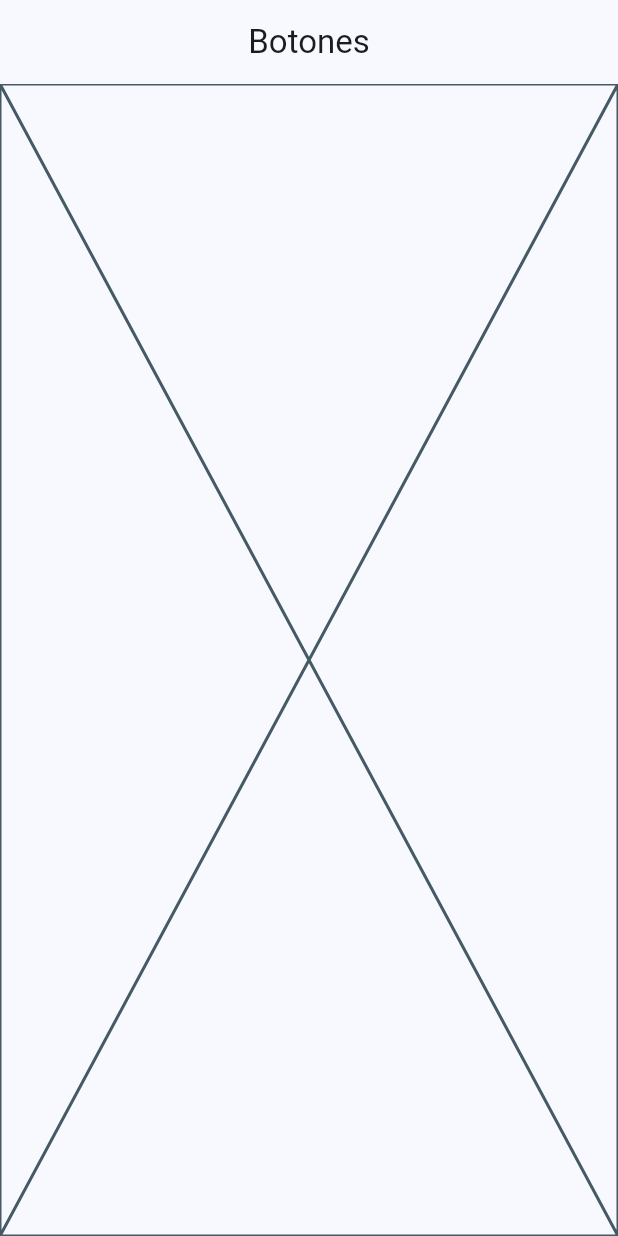
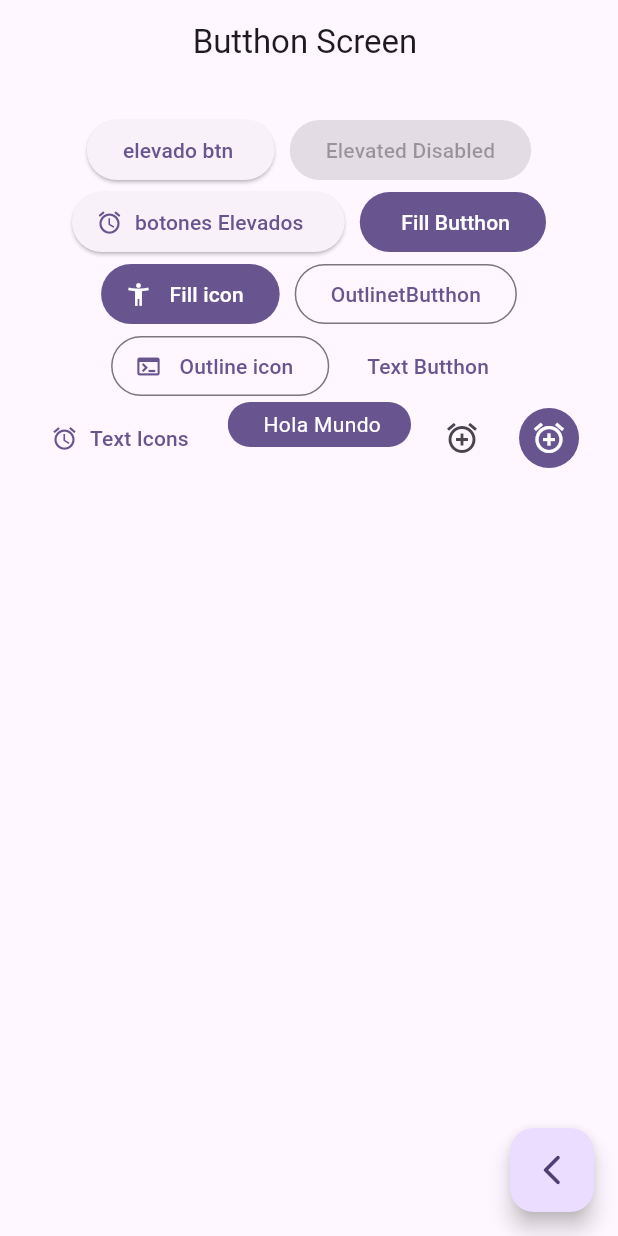
Before and after one commit to mendozabernillanilsen10/widgets_app, a Flutter app: the ButthonScreen screen opened by its route, on a phone screen of 412 x 824 dp. Run offline on Flutter 3.47's test engine with Material 3 defaults, Android fonts, the phone set to English and light mode, and no system bars; our stand-ins replace go_router.

Commit message:
butthon Terminado

```diff
--- a/widgets_app/lib/config/rauter/app_rauter.dart
+++ b/widgets_app/lib/config/rauter/app_rauter.dart
@@ -6,14 +6,17 @@ final AppRauter = GoRouter(
   routes: [
     GoRoute(
       path: '/',
+      name: HomeScren.name,
       builder: (context, state) => HomeScren(),
     ),
     GoRoute(
       path: '/buttons',
+      name: ButthonScreen.name,
       builder: (context, state) => ButthonScreen(),
     ),
     GoRoute(
       path: '/cards',
+      name: CardsScreen.name,
       builder: (context, state) => CardsScreen(),
     ),
   ],
--- a/widgets_app/lib/main.dart
+++ b/widgets_app/lib/main.dart
@@ -14,7 +14,7 @@ class MainApp extends StatelessWidget {
     return MaterialApp.router(
       routerConfig: AppRauter,
       debugShowCheckedModeBanner: false,
-      theme: AppTheme(SelectcColor: 0).getTheme(),
+      theme: AppTheme(SelectcColor: 4).getTheme(),
     );
   }
 }
--- a/widgets_app/lib/presentation/screens/buttons/buttons_screens.dart
+++ b/widgets_app/lib/presentation/screens/buttons/buttons_screens.dart
@@ -1,15 +1,104 @@
 import 'package:flutter/material.dart';
+import 'package:go_router/go_router.dart';
 
 class ButthonScreen extends StatelessWidget {
+  static const String name = 'ButthonScreen';
+
   const ButthonScreen({super.key});
 
   @override
   Widget build(BuildContext context) {
     return Scaffold(
       appBar: AppBar(
-        title: const Text(" Botones "),
+        title: const Text(" Butthon Screen  "),
       ),
-      body: Placeholder(),
+      body: _ButtonsView(),
+      floatingActionButton: FloatingActionButton(
+        child: Icon(Icons.arrow_back_ios_new_rounded),
+        onPressed: () {
+          context.pop();
+        },
+      ),
     );
   }
 }
+
+class _ButtonsView extends StatelessWidget {
+  const _ButtonsView();
+
+  @override
+  Widget build(BuildContext context) {
+    final colors = Theme.of(context).colorScheme;
+
+    return SizedBox(
+      width: double.infinity,
+      child: Padding(
+        padding: const EdgeInsets.symmetric(horizontal: 10, vertical: 20),
+        child: Wrap(
+          spacing: 10,
+          alignment: WrapAlignment.center,
+          children: [
+            ElevatedButton(onPressed: () {}, child: const Text('elevado btn ')),
+            const ElevatedButton(
+                onPressed: null, child: Text('Elevated Disabled')),
+            ElevatedButton.icon(
+                onPressed: () {},
+                icon: const Icon(Icons.access_alarm_rounded),
+                label: const Text("botones Elevados ")),
+            FilledButton(onPressed: () {}, child: const Text(" Fill Butthon")),
+            FilledButton.icon(
+                onPressed: () {},
+                icon: const Icon(Icons.accessibility_new),
+                label: const Text(" Fill icon")),
+            OutlinedButton(
+                onPressed: () {}, child: const Text("OutlinetButthon")),
+            OutlinedButton.icon(
+                onPressed: () {},
+                icon: const Icon(Icons.terminal),
+                label: const Text(" Outline icon")),
+            TextButton(onPressed: () {}, child: const Text(" Text Butthon")),
+            TextButton.icon(
+                onPressed: () {},
+                icon: const Icon(Icons.access_alarms_outlined),
+                label: const Text("Text Icons")),
+            const CustonButthon(),
+            IconButton(
+              onPressed: () {},
+              icon: const Icon(Icons.add_alarm_outlined),
+            ),
+            IconButton(
+              onPressed: () {},
+              icon: const Icon(Icons.add_alarm_outlined),
+              style: ButtonStyle(
+                  backgroundColor: MaterialStatePropertyAll(colors.primary),
+                  iconColor: const MaterialStatePropertyAll(Colors.white)),
+            )
+          ],
+        ),
+      ),
+    );
+  }
+}
+
+class CustonButthon extends StatelessWidget {
+  const CustonButthon({super.key});
+
+  @override
+  Widget build(BuildContext context) {
+    final colors = Theme.of(context).colorScheme;
+
+    return ClipRRect(
+      borderRadius: BorderRadius.circular(20),
+      child: Material(
+        color: colors.primary,
+        child: InkWell(
+          onTap: () {},
+          child: const Padding(
+              padding: EdgeInsets.symmetric(horizontal: 20, vertical: 5.0),
+              child:
+                  Text(" Hola Mundo", style: TextStyle(color: Colors.white))),
+        ),
+      ),
+    );
+  }
+}
--- a/widgets_app/lib/presentation/screens/cards/cads_escreens.dart
+++ b/widgets_app/lib/presentation/screens/cards/cads_escreens.dart
@@ -1,6 +1,7 @@
 import 'package:flutter/material.dart';
 
 class CardsScreen extends StatelessWidget {
+  static const String name = 'CardScreen';
   const CardsScreen({super.key});
 
   @override
--- a/widgets_app/lib/presentation/screens/home/home_scren.dart
+++ b/widgets_app/lib/presentation/screens/home/home_scren.dart
@@ -1,9 +1,10 @@
 import 'package:flutter/material.dart';
 import 'package:go_router/go_router.dart';
 import 'package:widgets_app/config/menu/menu_iten.dart';
-import 'package:widgets_app/presentation/screens/buttons/buttons_screens.dart';
+import 'package:widgets_app/presentation/screens/cards/cads_escreens.dart';
 
 class HomeScren extends StatelessWidget {
+  static const String name = 'home_screen';
   const HomeScren({super.key});
   @override
   Widget build(BuildContext context) {
@@ -54,6 +55,7 @@ class _custonListTitle extends StatelessWidget {
         );*/
 
         context.push(item.link);
+        //context.pushNamed(CardsScreen.name)
       },
     );
   }
```
